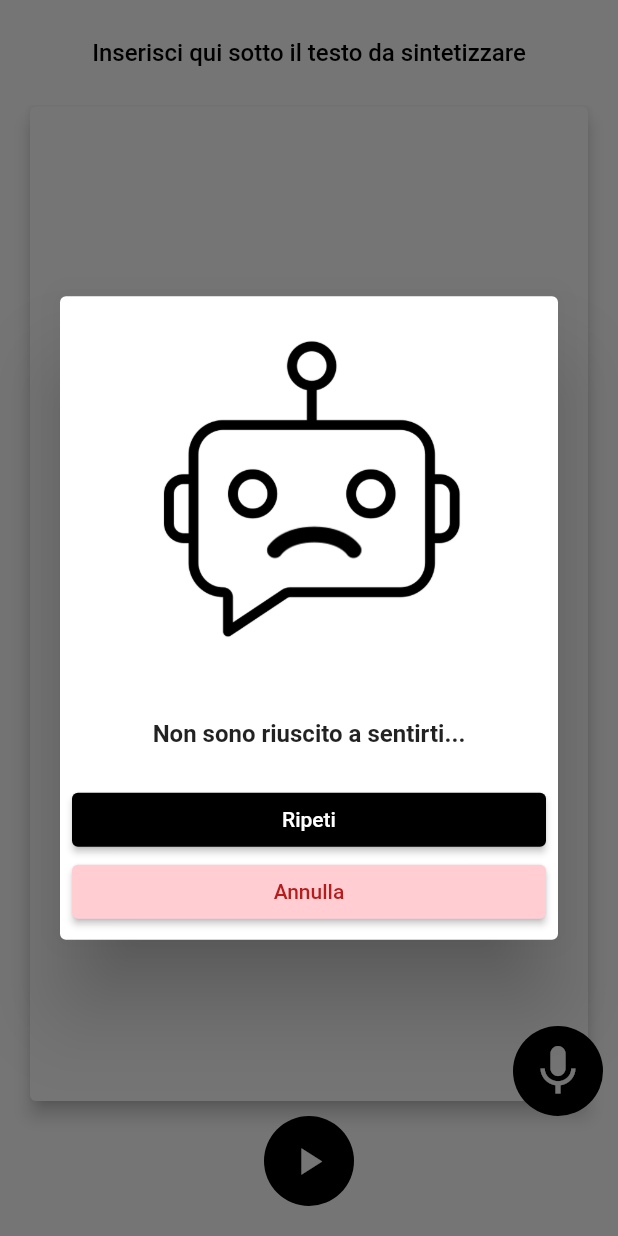
After one commit to Mygiuseppe09/talky_bot, a Flutter app: the TtsttBody screen opened directly, after a tap on the "mic" icon, on a phone screen of 412 x 824 dp. The commit adds this screen. Run offline on Flutter 3.47's test engine with Material 2 defaults, Android fonts, the phone set to English and light mode, and no system bars; our stand-ins replace get, get_storage, lottie, speech_to_text; missing offline and left inert: clipboard, open_apps_settings, text_to_speech; accounts and stored records are empty.

Commit message:
added speech_to_text

```diff
--- /dev/null
+++ b/lib/components/my_icon_button.dart
@@ -0,0 +1,40 @@
+import 'package:flutter/material.dart';
+
+
+class MyIconButton extends StatelessWidget {
+  /// bottone personalizzato tondo nero con icona interna bianca
+  ///
+  /// la dimensione dell'icona di default è 30, se ne si passa
+  /// una verrà sovrascritta
+  ///
+  const MyIconButton({required this.icon, required this.onPressed, this.size});
+
+  final void Function()? onPressed;
+  final IconData icon;
+  final double? size;
+
+
+  @override
+  Widget build(BuildContext context) {
+    return Container(
+      // rendiamolo tondeggiante
+      decoration: BoxDecoration(
+        color: Colors.black,
+        shape: BoxShape.circle,
+      ),
+
+      // dimensioni
+      height: 60,
+      width: 60,
+
+      child: IconButton(
+        onPressed: onPressed,
+        icon: Icon(
+          icon,
+          size: size ?? 30,
+          color: Colors.white,
+        ),
+      ),
+    );
+  }
+}
--- /dev/null
+++ b/lib/components/my_large_elevated_button.dart
@@ -0,0 +1,39 @@
+import 'package:flutter/material.dart';
+import 'package:flutter/widgets.dart';
+
+class MyLargeElevatedButton extends StatelessWidget {
+  ///
+  /// shade: da 200 a 900
+  ///
+
+  const MyLargeElevatedButton({
+    required this.backgroundColor,
+    required this.foregroundColor,
+    required this.text,
+    required this.onPressed,
+  });
+
+  final Color backgroundColor;
+  final Color foregroundColor;
+  final String text;
+  final void Function()? onPressed;
+
+  @override
+  Widget build(BuildContext context) {
+    return SizedBox(
+      width: double.infinity,
+      child: ElevatedButton(
+        onPressed: onPressed,
+        style: ButtonStyle(
+          backgroundColor: MaterialStateProperty.all(
+            backgroundColor,
+          ),
+          foregroundColor: MaterialStateProperty.all(
+            foregroundColor,
+          ),
+        ),
+        child: Text(text),
+      ),
+    );
+  }
+}
--- a/lib/pages/license_attribution.dart
+++ b/lib/pages/license_attribution.dart
@@ -25,7 +25,7 @@ class LicenseAndAttribution extends StatelessWidget {
             MyListTile(
               imagePath: "images/flaticon.png",
               title: "Flaticon",
-              description: "Molte delle icone utilizzate nell'app sono state recuperate su Flaticon.com, si ringraziano i seguenti autori: Freepik, kerismaker, Smashicons",
+              description: "Molte delle icone utilizzate nell'app sono state recuperate su Flaticon.com, si ringraziano i seguenti autori: Freepik, kerismaker, Smashicons, kliwir art",
             ),
 
             MyListTile(
--- /dev/null
+++ b/lib/pages/tabs/ttstt_tab.dart
@@ -0,0 +1,281 @@
+import 'package:ToSpeak/components/my_icon_button.dart';
+import 'package:ToSpeak/components/my_large_elevated_button.dart';
+import 'package:flutter/material.dart';
+import 'package:get/get.dart';
+import 'package:get_storage/get_storage.dart';
+import 'package:ToSpeak/models/chronology.dart';
+import 'package:ToSpeak/models/tts.dart';
+import 'package:ToSpeak/models/stt.dart';
+import 'package:lottie/lottie.dart';
+import 'package:open_apps_settings/open_apps_settings.dart';
+import 'package:open_apps_settings/settings_enum.dart';
+
+class TtsttBody extends StatefulWidget {
+  @override
+  State<TtsttBody> createState() => _TtsttBodyState();
+}
+
+class _TtsttBodyState extends State<TtsttBody> {
+  final TextEditingController textController = TextEditingController();
+
+  void onPlayPressed() {
+    // recupero testo dal controller
+    final String text = textController.text.trim();
+
+    tts.value.play(text);
+
+    // salvare il testo nella cronologia
+    if (text.isNotEmpty && !chronology.value.chronologyList.contains(text)) {
+      chronology.value.addNew(text);
+      GetStorage().write("chronology", chronology.value.chronologyList);
+    }
+  }
+
+  void onStopPessed() => tts.value.stop();
+
+
+  void onMicPressed(BuildContext context) {
+    if (stt.value.sttInstance.isAvailable) {
+      stt.value.clear();
+      stt.value.sttInstance
+          .listen(onResult: (result) => stt.value.recognizedWords(result));
+      showDialog(
+          // disattiviamo il tap fuori dal dialog per uscire
+          barrierDismissible: false,
+          context: context,
+          builder: (context) => Dialog(
+                child: Padding(
+                    padding: const EdgeInsets.all(8.0),
+                    // il contenuto varia in funzione del listen
+                    child: Obx(
+                      () => stt.value.sttInstance.isListening
+                          ? Column(mainAxisSize: MainAxisSize.min, children: [
+                              listeningGif(),
+                              showListenedText(),
+                              SizedBox(height: 20), // separè
+                            ])
+
+                          // se non sta ascoltando ma il testo è vuoto
+                          : stt.value.getWords.isEmpty &&
+                                  !stt.value.sttInstance.hasRecognized
+                              ? Column(
+                                  mainAxisSize: MainAxisSize.min,
+                                  children: [
+                                    sorryIcon(),
+                                    boldText("Non sono riuscito a sentirti..."),
+                                    retryButton(),
+                                    cancelButton(),
+                                  ],
+                                )
+
+                              // ha finito di ascoltare e l'utente ha parlato
+                              : Column(
+                                  mainAxisSize: MainAxisSize.min,
+                                  children: [
+                                    showListenedText(),
+                                    confirmButton(),
+                                    SizedBox(height: 15),
+                                    Divider(),
+                                    retryButton(),
+                                    cancelButton()
+                                  ],
+                                ),
+                    )),
+              ));
+    } else {
+      // Riconoscimento non disponibile
+      showDialog(
+          context: context,
+          builder: (context) => Dialog(
+                child: speechToTextNotAvailable(),
+              ));
+    }
+  }
+
+  @override
+  Widget build(BuildContext context) {
+    return Scaffold(
+      backgroundColor: Colors.white,
+      appBar: AppBar(
+          elevation: 0,
+          toolbarHeight: 70,
+          title: Text(
+            "Inserisci qui sotto il testo da sintetizzare",
+            style: TextStyle(fontSize: 16),
+          )),
+      body: Column(
+        mainAxisAlignment: MainAxisAlignment.center,
+        children: [
+          Expanded(
+            child: Stack(children: [
+              Card(
+                margin:
+                    EdgeInsets.only(left: 20, right: 20, top: 1, bottom: 10),
+                elevation: 5,
+                child: Container(
+                  margin: EdgeInsets.all(10),
+                  color: Colors.white,
+                  child: TextField(
+                    minLines: null,
+                    maxLines: null,
+                    expands: true,
+                    style: TextStyle(color: Colors.grey.shade800),
+                    cursorColor: Colors.black,
+                    keyboardType: TextInputType.text,
+                    controller: textController,
+                    decoration: InputDecoration(
+                      border: InputBorder.none,
+                    ),
+                  ),
+                ),
+              ),
+              Positioned(
+                bottom: 0,
+                right: 10,
+                child: MyIconButton(
+                  icon: Icons.mic,
+                  onPressed: () => onMicPressed(context),
+                  size: 40,
+                ),
+              ),
+            ]),
+          ),
+          Obx(
+            () => MyIconButton(
+              icon: tts.value.isPlaying ? Icons.stop : Icons.play_arrow,
+              onPressed: tts.value.isPlaying ? onStopPessed : onPlayPressed,
+            ),
+          ),
+          SizedBox(
+            height: 20,
+          )
+        ],
+      ),
+    );
+  }
+
+  ///
+  ///
+  /// ************ componenti grafici e logici dei Dialogs *******************
+  ///
+  ///
+
+  Widget boldText(String text) => Padding(
+        padding: const EdgeInsets.all(24.0),
+        child: Text(text,
+            style: TextStyle(fontSize: 16, fontWeight: FontWeight.bold)),
+      );
+
+  Widget sorryIcon() => Image.asset(
+        "images/bad_bot.png",
+        width: 250,
+        height: 250,
+      );
+
+  Widget listeningGif() => Image.asset(
+        // gif orecchio in ascolto
+        "animated/ear.gif",
+        width: 120,
+        height: 120,
+      );
+
+  Widget confirmButton() => MyLargeElevatedButton(
+      backgroundColor: Colors.green.shade200,
+      foregroundColor: Colors.green.shade900,
+      text: "Usa testo",
+      // pulsante conferma
+      onPressed: () {
+        textController.text += "${stt.value.getWords} ";
+        Navigator.pop(context);
+      });
+
+  Widget retryButton() => MyLargeElevatedButton(
+      backgroundColor: Colors.black,
+      foregroundColor: Colors.white,
+      text: "Ripeti",
+      onPressed: () {
+            stt.value.clear();
+            stt.value.sttInstance.listen(
+                onResult: (result) => stt.value.recognizedWords(result));
+          }
+      );
+
+
+  Widget cancelButton() => MyLargeElevatedButton(
+      backgroundColor: Colors.red.shade100,
+      foregroundColor: Colors.red.shade900,
+      text: "Annulla",
+      onPressed: () {
+        Navigator.pop(context);
+        stt.value.sttInstance.cancel();
+        stt.value.clear();
+      });
+
+  Widget showListenedText() => Padding(
+        padding: const EdgeInsets.all(24.0),
+        child: Text(
+          stt.value.getWords,
+          style: TextStyle(fontSize: 18, fontWeight: FontWeight.bold),
+        ),
+      );
+
+  Widget continueButton() => MyLargeElevatedButton(
+        backgroundColor: Colors.green.shade200,
+        foregroundColor: Colors.green.shade900,
+        text: "CONTINUA",
+        onPressed: () => Navigator.pop(context),
+      );
+
+  showPermissionGrantedDialog(BuildContext context) => showDialog(
+      context: context,
+      builder: (context) => Dialog(
+            child: Padding(
+              padding: const EdgeInsets.all(8.0),
+              child: Column(
+                mainAxisSize: MainAxisSize.min,
+                children: [
+                  Lottie.asset("animated/lottie_ok.json"),
+                  boldText("Permessi microfono ottenuti!"),
+                  continueButton(),
+                ],
+              ),
+            ),
+          ));
+
+  Widget onAppSettingButton() => MyLargeElevatedButton(
+        backgroundColor: Colors.green.shade200,
+        foregroundColor: Colors.green.shade900,
+        text: "Apri impostazioni",
+        onPressed: () {
+          OpenAppsSettings.openAppsSettings(
+            settingsCode: SettingsCode.APP_SETTINGS,
+            onCompletion: () {
+              Navigator.pop(context);
+              stt.value.initSpeechState().then((_) {
+                if (stt.value.sttInstance.isAvailable) {
+                  showPermissionGrantedDialog(context);
+                }
+              });
+            },
+          );
+        },
+      );
+
+  Widget speechToTextNotAvailable() => Padding(
+        padding: const EdgeInsets.all(8.0),
+        child: Column(
+          mainAxisSize: MainAxisSize.min,
+          children: [
+            sorryIcon(),
+            boldText("Servizio non disponibile..."),
+            Text(
+              "Probabilmente non mi hai dato i permessi d'uso del microfono",
+              textAlign: TextAlign.center,
+            ),
+            SizedBox(height: 16),
+            onAppSettingButton(),
+            cancelButton(),
+          ],
+        ),
+      );
+}
```
Also changed, not shown: analysis_options.yaml (+3 -25 lines), animated/lottie_ok.json (added, +1 -0 lines), lib/components/my_image_button.dart (added, +29 -0 lines), lib/models/stt.dart (added, +55 -0 lines), lib/pages/home_page.dart (+7 -3 lines), lib/pages/tabs/tts_tab.dart (deleted, +0 -84 lines), pubspec.yaml (+11 -2 lines), animated/ear.gif (added), images/bad_bot.png (added), images/cancel.png (added), images/ok.png (added), pubspec.lock, 3 other files.
